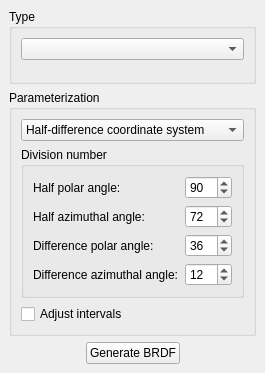
The window that src/ReflectanceModelDockWidget.ui (KimuraRyo/BSDFProcessor) describes before a commit, drawn with Qt 5.
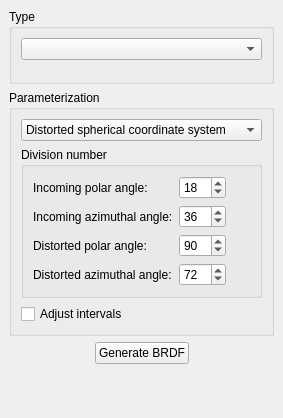
The same window after the commit.

Commit message: Added a distorted spherical coordinate system

```diff
--- a/src/ReflectanceModelDockWidget.ui
+++ b/src/ReflectanceModelDockWidget.ui
@@ -6,14 +6,14 @@
    <rect>
     <x>0</x>
     <y>0</y>
-    <width>250</width>
-    <height>351</height>
+    <width>283</width>
+    <height>418</height>
    </rect>
   </property>
   <property name="minimumSize">
    <size>
-    <width>239</width>
-    <height>351</height>
+    <width>283</width>
+    <height>396</height>
    </size>
   </property>
   <property name="windowTitle">
@@ -53,6 +53,11 @@
       <layout class="QVBoxLayout" name="verticalLayout_4">
        <item>
         <widget class="QComboBox" name="coordSysComboBox">
+         <item>
+          <property name="text">
+           <string>Distorted spherical coordinate system</string>
+          </property>
+         </item>
          <item>
           <property name="text">
            <string>Half-difference coordinate system</string>
@@ -102,6 +107,93 @@
             <property name="currentIndex">
              <number>0</number>
             </property>
+            <widget class="QWidget" name="distortedSphericalCoordSysPage">
+             <layout class="QFormLayout" name="distortedCoordSysFormLayout">
+              <property name="fieldGrowthPolicy">
+               <enum>QFormLayout::FieldGrowthPolicy::FieldsStayAtSizeHint</enum>
+              </property>
+              <item row="0" column="0">
+               <widget class="QLabel" name="label">
+                <property name="text">
+                 <string>Incoming polar angle:</string>
+                </property>
+               </widget>
+              </item>
+              <item row="0" column="1">
+               <widget class="QSpinBox" name="distortedCsNumAngle0SpinBox">
+                <property name="minimum">
+                 <number>0</number>
+                </property>
+                <property name="maximum">
+                 <number>999</number>
+                </property>
+                <property name="value">
+                 <number>18</number>
+                </property>
+               </widget>
+              </item>
+              <item row="1" column="1">
+               <widget class="QSpinBox" name="distortedCsNumAngle1SpinBox">
+                <property name="minimum">
+                 <number>0</number>
+                </property>
+                <property name="maximum">
+                 <number>999</number>
+                </property>
+                <property name="value">
+                 <number>36</number>
+                </property>
+               </widget>
+              </item>
+              <item row="2" column="0">
+               <widget class="QLabel" name="label_4">
+                <property name="text">
+                 <string>Distorted polar angle:</string>
+                </property>
+               </widget>
+              </item>
+              <item row="1" column="0">
+               <widget class="QLabel" name="distortedCsNumAngle1Label">
+                <property name="text">
+                 <string>Incoming azimuthal angle:</string>
+                </property>
+               </widget>
+              </item>
+              <item row="2" column="1">
+               <widget class="QSpinBox" name="distortedCsNumAngle2SpinBox">
+                <property name="minimum">
+                 <number>0</number>
+                </property>
+                <property name="maximum">
+                 <number>999</number>
+                </property>
+                <property name="value">
+                 <number>90</number>
+                </property>
+               </widget>
+              </item>
+              <item row="3" column="0">
+               <widget class="QLabel" name="label_8">
+                <property name="text">
+                 <string>Distorted azimuthal angle:</string>
+                </property>
+               </widget>
+              </item>
+              <item row="3" column="1">
+               <widget class="QSpinBox" name="distortedCsNumAngle3SpinBox">
+                <property name="minimum">
+                 <number>0</number>
+                </property>
+                <property name="maximum">
+                 <number>999</number>
+                </property>
+                <property name="value">
+                 <number>72</number>
+                </property>
+               </widget>
+              </item>
+             </layout>
+            </widget>
             <widget class="QWidget" name="halfDiffCoordSysPage">
              <layout class="QFormLayout" name="halfDiffCoordSysFormLayout">
               <property name="fieldGrowthPolicy">
```
Left out of the diff: 14 changed lines with no effect on the pictures. The commit also changes 14 other files.
